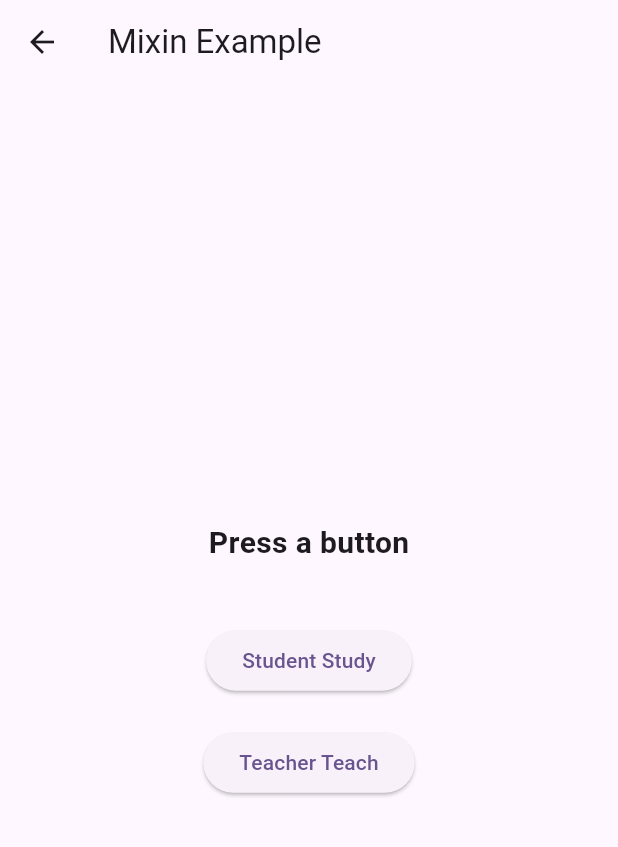
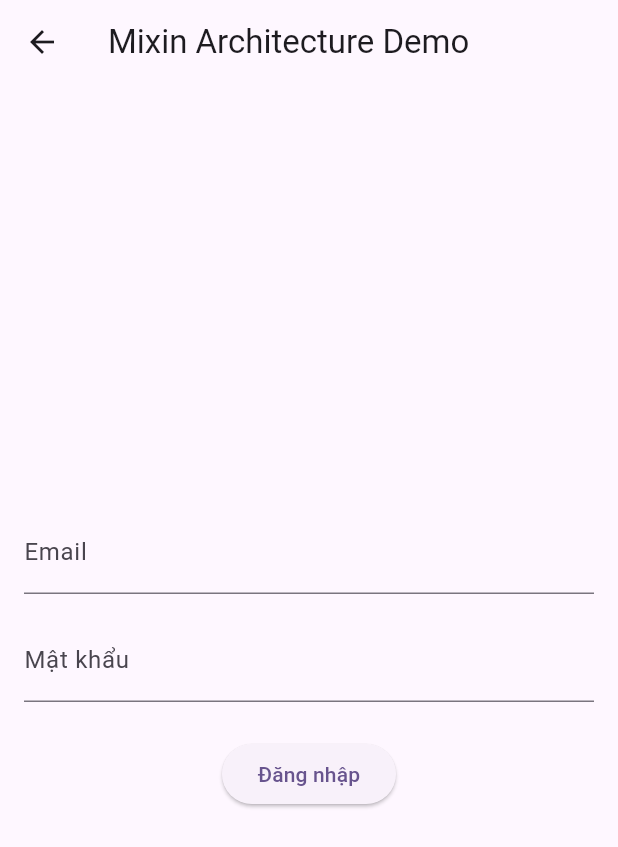
Before and after one commit to Raintostorm/PRM_Lab3_Group2, a Flutter app: the screen it shows after launch, after a tap on "Mixin Demo", on a phone screen of 412 x 824 dp. Shown: the top 847 px of the screen. Run offline on Flutter 3.47's test engine with Material 3 defaults, Android fonts, the phone set to English and light mode, and no system bars.

Commit message:
feat: implement mixin architecture demo for login screen and update documentation

```diff
--- /dev/null
+++ b/lib/examples/mixin/auth_validation_mixin.dart
@@ -0,0 +1,37 @@
+/// Mixin độc lập, chịu trách nhiệm xử lý các logic xác thực dữ liệu đầu vào.
+/// Có thể tái sử dụng ở bất kỳ đâu (Controllers, Services, Widgets).
+mixin AuthValidationMixin {
+
+  // Hàm kiểm tra Email nhập vào có hợp lệ không
+  String? validateEmail(String? value) {
+    // Nếu user chưa nhập gì hoặc để trống -> báo lỗi
+    if (value == null || value.isEmpty) {
+      return 'Email không được để trống';
+    }
+
+    // Biểu thức chính quy (RegExp) để bắt đúng cấu trúc chữ@chữ.chữ (định dạng email)
+    final emailRegex = RegExp(r'^[\w-\.]+@([\w-]+\.)+[\w-]{2,4}$');
+
+    // Nếu email nhập vào không khớp với định dạng chuẩn -> báo lỗi
+    if (!emailRegex.hasMatch(value)) {
+      return 'Định dạng email không hợp lệ';
+    }
+
+    // Trả về null nghĩa là dữ liệu hoàn toàn hợp lệ, không có lỗi
+    return null;
+  }
+
+  // Hàm kiểm tra Mật khẩu nhập vào
+  String? validatePassword(String? value) {
+    // Nếu để trống -> báo lỗi
+    if (value == null || value.isEmpty) {
+      return 'Mật khẩu không được để trống';
+    }
+
+    // Ép buộc mật khẩu phải dài một chút để bảo mật
+    if (value.length < 6) {
+      return 'Mật khẩu phải chứa ít nhất 6 ký tự';
+    }
+    return null;
+  }
+}
--- /dev/null
+++ b/lib/examples/mixin/loading_status_mixin.dart
@@ -0,0 +1,31 @@
+import 'package:flutter/material.dart';
+
+/// Mixin đặc thù cho UI, giới hạn chỉ được dùng cho các Class là [State].
+/// Nhờ từ khóa `on State<T>`, mixin này có quyền truy cập trực tiếp vào `mounted` và `setState`.
+mixin LoadingStatusMixin<T extends StatefulWidget> on State<T> {
+  // Biến private (có dấu gạch dưới) lưu trạng thái: true là đang bận/loading, false là rảnh
+  bool _isLoading = false;
+
+  // Getter để các class bên ngoài có thể đọc được giá trị của biến _isLoading nhưng không thể tự ý sửa nó
+  bool get isLoading => _isLoading;
+
+  // Hàm kích hoạt trạng thái Loading (bật vòng xoay)
+  void showLoading() {
+    // Khuyên dùng: mounted kiểm tra xem Widget này còn hiển thị trên màn hình không trước khi update UI
+    if (mounted) {
+      // Vì mixin này "on State" nên nó gọi được hàm setState để bắt màn hình vẽ lại (rebuild)
+      setState(() {
+        _isLoading = true;
+      });
+    }
+  }
+
+  // Hàm tắt trạng thái Loading (tắt vòng xoay, cho user bấm nút lại)
+  void hideLoading() {
+    if (mounted) {
+      setState(() {
+        _isLoading = false;
+      });
+    }
+  }
+}
--- /dev/null
+++ b/lib/examples/mixin/login_screen_example.dart
@@ -0,0 +1,105 @@
+import 'package:flutter/material.dart';
+import 'auth_validation_mixin.dart';
+import 'loading_status_mixin.dart';
+
+// Khai báo một StatefulWidget như thông thường
+class LoginScreenExample extends StatefulWidget {
+  const LoginScreenExample({super.key});
+
+  @override
+  State<LoginScreenExample> createState() => _LoginScreenExampleState();
+}
+
+/// Class State sử dụng đa Mixin thông qua từ khóa `with`.
+/// Class này vừa có khả năng Validate, vừa tự có Logic Loading mà không cần khai báo lại biến.
+class _LoginScreenExampleState extends State<LoginScreenExample>
+    with AuthValidationMixin, LoadingStatusMixin { // <--- Tích hợp 2 mảnh ghép vào đây
+
+  // Chìa khóa quản lý trạng thái Form (để kích hoạt trigger validate toàn bộ ô nhập)
+  final _formKey = GlobalKey<FormState>();
+
+  // Bộ điều khiển để lấy dữ liệu chữ từ ô nhập Email và Password
+  final _emailController = TextEditingController();
+  final _passwordController = TextEditingController();
+
+  // Hàm hủy giải phóng bộ nhớ khi thoát màn hình (tránh rò rỉ bộ nhớ - memory leak)
+  @override
+  void dispose() {
+    _emailController.dispose();
+    _passwordController.dispose();
+    super.dispose();
+  }
+
+  // Hàm xử lý sự kiện khi bấm nút Đăng nhập
+  Future<void> _submitLogin() async {
+    // 1. Lệnh này sẽ chạy qua tất cả các hàm `validator` ở các ô nhập liệu phía dưới
+    if (_formKey.currentState!.validate()) {
+
+      // 2. Nếu thông tin chuẩn hết, gọi hàm showLoading() lấy từ LoadingStatusMixin để hiện vòng xoay
+      showLoading();
+
+      // 3. Giả lập một tác vụ tốn thời gian (như đợi Server phản hồi trong 2 giây)
+      await Future.delayed(const Duration(seconds: 2));
+
+      // 4. Sau khi kết nối xong, gọi hàm hideLoading() từ LoadingStatusMixin để tắt vòng xoay
+      hideLoading();
+
+      // 5. Nếu màn hình vẫn hiển thị thì thông báo cho người dùng biết thành công
+      if (mounted) {
+        ScaffoldMessenger.of(context).showSnackBar(
+          const SnackBar(content: Text('Đăng nhập thành công!')),
+        );
+      }
+    }
+  }
+
+  @override
+  Widget build(BuildContext context) {
+    return Scaffold(
+      appBar: AppBar(title: const Text('Mixin Architecture Demo')),
+      body: Padding(
+        padding: const EdgeInsets.all(16.0),
+        child: Form(
+          key: _formKey, // Gắn chìa khóa Form vào đây
+          child: Column(
+            mainAxisAlignment: MainAxisAlignment.center,
+            children: [
+              // Ô nhập liệu Email
+              TextFormField(
+                controller: _emailController,
+                decoration: const InputDecoration(labelText: 'Email'),
+
+                // KẾT QUẢ MIXIN 1: Gọi trực tiếp hàm kiểm tra email từ AuthValidationMixin
+                validator: validateEmail,
+
+                // KẾT QUẢ MIXIN 2: Sử dụng biến isLoading từ LoadingStatusMixin để khóa ô nhập khi đang load
+                enabled: !isLoading,
+              ),
+              const SizedBox(height: 16),
+
+              // Ô nhập liệu Mật khẩu
+              TextFormField(
+                controller: _passwordController,
+                decoration: const InputDecoration(labelText: 'Mật khẩu'),
+                obscureText: true, // Ẩn mật khẩu thành dấu chấm thành dạng mật mã
+
+                // KẾT QUẢ MIXIN 1: Gọi trực tiếp hàm kiểm tra password từ AuthValidationMixin
+                validator: validatePassword,
+                enabled: !isLoading,
+              ),
+              const SizedBox(height: 24),
+
+              // KẾT QUẢ MIXIN 2: Kiểm tra biến isLoading để hoán đổi UI linh hoạt
+              isLoading
+                  ? const CircularProgressIndicator() // Nếu đang load -> Hiện vòng tròn xoay xoay
+                  : ElevatedButton(                  // Nếu không load -> Hiện nút bấm đăng nhập bình thường
+                onPressed: _submitLogin,
+                child: const Text('Đăng nhập'),
+              ),
+            ],
+          ),
+        ),
+      ),
+    );
+  }
+}
--- a/lib/main.dart
+++ b/lib/main.dart
@@ -3,7 +3,7 @@ import 'package:flutter/material.dart';
 import 'examples/abstract_class/abstract_class_menu_screen.dart';
 import 'examples/inheritance/inheritance_menu_screen.dart';
 import 'examples/interface/interface_menu_screen.dart';
-import 'examples/mixin/mixin_demo.dart';
+import 'examples/mixin/login_screen_example.dart';
 
 void main() {
   runApp(const PrmLab3App());
@@ -84,7 +84,7 @@ class HomeScreen extends StatelessWidget {
                 Navigator.push(
                   context,
                   MaterialPageRoute(
-                    builder: (_) => MixinExampleScreen(),
+                    builder: (_) => LoginScreenExample(),
                   ),
                 );
               },
```
Also changed, not shown: 1 other file.
